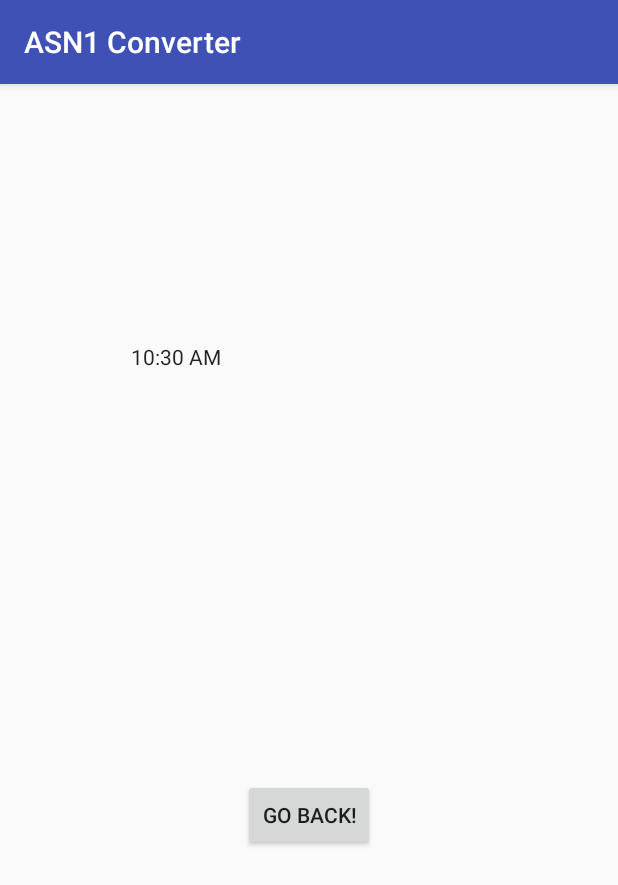
After one commit to albertjimenez/TextConverterCIT, an Android app: the ThirdActivity screen opened directly, with no data from a screen before it, on a phone screen of 412 x 824 dp. The commit adds this screen. Shown: the top 885 px of the screen. Run offline under Robolectric (Android 15) with nearby library versions, the phone set to English and light mode, and no system bars.

Commit message:
Third Activity Created. Finally using ANKO for alertClass

```diff
--- a/app/src/main/AndroidManifest.xml
+++ b/app/src/main/AndroidManifest.xml
@@ -25,6 +25,7 @@
                 android:name="android.support.PARENT_ACTIVITY"
                 android:value="com.cit.albertjimenez.asn1converter.MainActivity" />
         </activity>
+        <activity android:name=".ThirdActivity"></activity>
     </application>
 
 </manifest>
--- /dev/null
+++ b/app/src/main/java/com/cit/albertjimenez/asn1converter/ThirdActivity.kt
@@ -0,0 +1,16 @@
+package com.cit.albertjimenez.asn1converter
+
+import android.os.Bundle
+import android.support.v7.app.AppCompatActivity
+import kotlinx.android.synthetic.main.activity_third.*
+import org.jetbrains.anko.intentFor
+import java.util.*
+
+class ThirdActivity : AppCompatActivity() {
+
+    override fun onCreate(savedInstanceState: Bundle?) {
+        super.onCreate(savedInstanceState)
+        setContentView(R.layout.activity_third)
+        goback.setOnClickListener { startActivity(intentFor<MainActivity>("DATE" to GregorianCalendar.getInstance().time.toString())) }
+    }
+}
--- /dev/null
+++ b/app/src/main/res/layout/activity_third.xml
@@ -0,0 +1,37 @@
+<?xml version="1.0" encoding="utf-8"?>
+<android.support.constraint.ConstraintLayout xmlns:android="http://schemas.android.com/apk/res/android"
+    xmlns:app="http://schemas.android.com/apk/res-auto"
+    xmlns:tools="http://schemas.android.com/tools"
+    android:layout_width="match_parent"
+    android:layout_height="match_parent"
+    tools:context="com.cit.albertjimenez.asn1converter.ThirdActivity">
+
+    <TextClock
+        android:id="@+id/textClock"
+        android:layout_width="237dp"
+        android:layout_height="104dp"
+        android:layout_marginBottom="464dp"
+        android:layout_marginEnd="235dp"
+        android:layout_marginStart="176dp"
+        android:layout_marginTop="120dp"
+        app:layout_constraintBottom_toBottomOf="parent"
+        app:layout_constraintEnd_toEndOf="parent"
+        app:layout_constraintHorizontal_bias="0.375"
+        app:layout_constraintStart_toStartOf="parent"
+        app:layout_constraintTop_toTopOf="parent"
+        app:layout_constraintVertical_bias="0.647" />
+
+    <Button
+        android:id="@+id/goback"
+        android:layout_width="wrap_content"
+        android:layout_height="wrap_content"
+        android:layout_marginBottom="228dp"
+        android:layout_marginEnd="162dp"
+        android:layout_marginStart="161dp"
+        android:layout_marginTop="158dp"
+        android:text="@string/go_back"
+        app:layout_constraintBottom_toBottomOf="parent"
+        app:layout_constraintEnd_toEndOf="parent"
+        app:layout_constraintStart_toStartOf="parent"
+        app:layout_constraintTop_toBottomOf="@+id/textClock" />
+</android.support.constraint.ConstraintLayout>
--- a/app/src/main/res/values/strings.xml
+++ b/app/src/main/res/values/strings.xml
@@ -96,4 +96,10 @@
     </string>
     <string name="action_settings">Settings</string>
     <string name="title_activity_second">SecondActivity</string>
+    <string name="my_mobile_phone">My device is: </string>
+    <string name="go_back">Go back!</string>
+    <string name="ok">Ok</string>
+    <string name="warning">Warning</string>
+    <string name="information">Information</string>
+    <string name="message_back">You launched the third activity on:</string>
 </resources>
```
Also changed, not shown: app/src/main/java/com/cit/albertjimenez/asn1converter/MainActivity.kt (+43 -18 lines), app/src/main/java/com/cit/albertjimenez/asn1converter/SecondActivity.kt (+7 -5 lines), app/src/main/java/com/cit/albertjimenez/asn1converter/algorithm/Converter.kt (+23 -1 lines), app/src/main/java/com/cit/albertjimenez/asn1converter/extension/Extension.kt (+21 -6 lines), app/src/main/res/layout/content_second.xml (+14 -0 lines), 1 other file.
